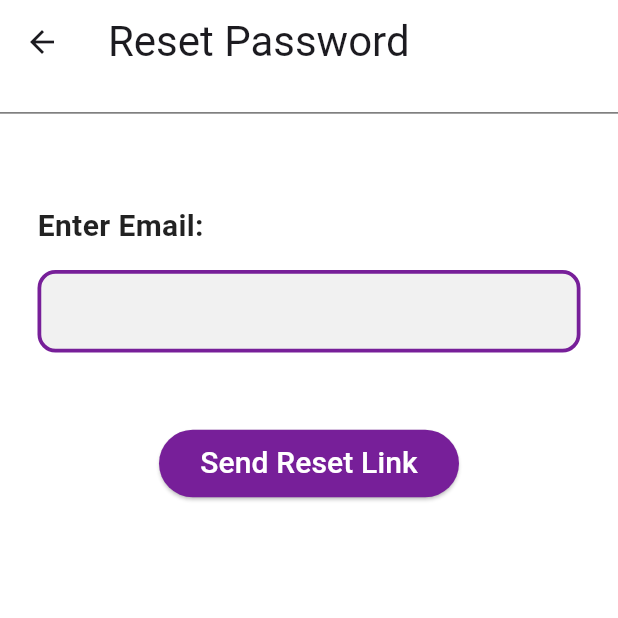
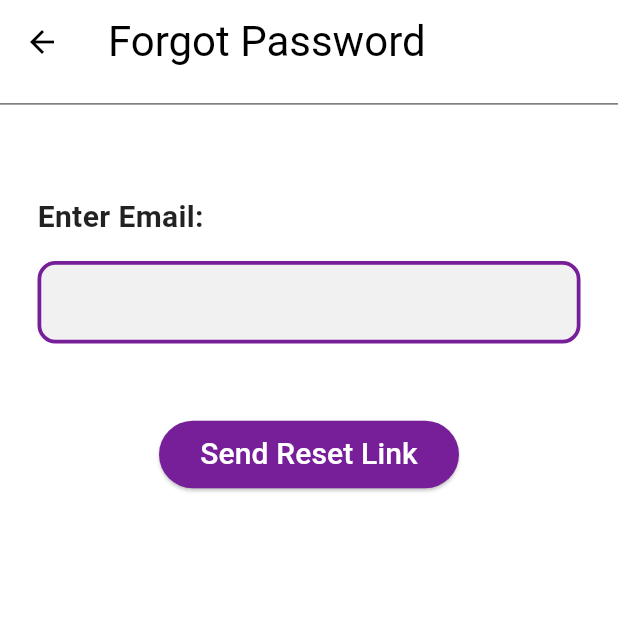
Before and after one commit to ZainabJameel300/UniFind, a Flutter app: the Forgotpassword screen opened by its route, on a phone screen of 412 x 824 dp, the top half of it. Run offline on Flutter 3.47's test engine with Material 3 defaults, Android fonts, the phone set to English and light mode, and no system bars; our stand-ins replace cloud_firestore, firebase_auth, firebase_core; accounts and stored records are empty.

Commit message:
Added appbar component and toggle buttons :)

```diff
--- /dev/null
+++ b/lib/Components/my_AppBar.dart
@@ -0,0 +1,28 @@
+import 'package:flutter/material.dart';
+
+class MyAppbar extends StatelessWidget implements PreferredSizeWidget {
+  final String title;
+  final VoidCallback? onBack;
+
+  const MyAppbar({super.key, required this.title, this.onBack});
+
+  @override
+  Widget build(BuildContext context) {
+    return AppBar(
+      backgroundColor: Colors.white,
+      elevation: 0,
+      leading: IconButton(
+        icon: Icon(Icons.arrow_back, color: Colors.black),
+        onPressed: onBack ?? () => Navigator.pop(context),
+      ),
+      title: Text(title, style: TextStyle(fontSize: 28, color: Colors.black)),
+      bottom: const PreferredSize(
+        preferredSize: Size.fromHeight(20),
+        child: Divider(color: Color.fromARGB(255, 110, 110, 110), height: 1.5),
+      ),
+    );
+  }
+
+  @override
+  Size get preferredSize => const Size.fromHeight(70);
+}
--- a/lib/Components/my_button.dart
+++ b/lib/Components/my_button.dart
@@ -12,7 +12,7 @@ class MyButton extends StatelessWidget {
       onPressed: onTap,
       style: ElevatedButton.styleFrom(
         fixedSize: const Size(320, 60),
-        backgroundColor: const Color.fromARGB(255, 119, 31, 153),
+        backgroundColor: const Color(0xFF771F98),
         foregroundColor: Colors.white,
       ),
       child: Text(
--- a/lib/Components/my_textfield.dart
+++ b/lib/Components/my_textfield.dart
@@ -23,10 +23,7 @@ class MyTextField extends StatelessWidget {
       child: Container(
         decoration: BoxDecoration(
           color: const Color.fromARGB(255, 241, 241, 241),
-          border: Border.all(
-            color: const Color.fromARGB(255, 119, 31, 153),
-            width: 2.5,
-          ),
+          border: Border.all(color: const Color(0xFF771F98), width: 2.5),
           borderRadius: BorderRadius.circular(12),
         ),
         height: 55,
--- a/lib/Pages/forgotpassword.dart
+++ b/lib/Pages/forgotpassword.dart
@@ -1,5 +1,6 @@
 import 'package:firebase_auth/firebase_auth.dart';
 import 'package:flutter/material.dart';
+import 'package:unifind/Components/my_AppBar.dart';
 import 'package:unifind/Components/my_textfield.dart';
 
 class Forgotpassword extends StatefulWidget {
@@ -100,17 +101,7 @@ class _ForgotpasswordState extends State<Forgotpassword> {
   Widget build(BuildContext context) {
     return Scaffold(
       backgroundColor: Colors.white,
-      appBar: AppBar(
-        title: const Text("Reset Password", style: TextStyle(fontSize: 28)),
-        backgroundColor: Colors.white,
-        bottom: const PreferredSize(
-          preferredSize: Size.fromHeight(20),
-          child: Divider(
-            color: Color.fromARGB(255, 110, 110, 110),
-            height: 1.5,
-          ),
-        ),
-      ),
+      appBar: MyAppbar(title: "Forgot Password"),
       body: Form(
         key: _formKey,
         child: Column(
--- a/lib/main.dart
+++ b/lib/main.dart
@@ -7,6 +7,7 @@ import 'package:unifind/Pages/splash.dart';
 import 'package:unifind/auth/mainPage.dart';
 import 'package:unifind/firebase_options.dart';
 import 'package:unifind/pages/bottom_navbar.dart';
+import 'package:unifind/pages/report_item_page.dart';
 
 void main() async {
   WidgetsFlutterBinding.ensureInitialized();
@@ -23,9 +24,7 @@ class MyApp extends StatelessWidget {
       debugShowCheckedModeBanner: false,
       home: Mainpage(),
       theme: ThemeData(
-        colorScheme: ColorScheme.fromSeed(
-          seedColor: Color.fromARGB(255, 86, 69, 139),
-        ),
+        colorScheme: ColorScheme.fromSeed(seedColor: Color(0xFF771F98)),
       ),
       routes: {
         'splashpage': (context) => Splash(),
@@ -33,6 +32,7 @@ class MyApp extends StatelessWidget {
         'signuppage': (context) => Signup(),
         'forgotpasswordpage': (context) => Forgotpassword(),
         'bottomnavBar': (context) => BottomNavBar(),
+        'reportitempage': (context) => ReportItemPage(),
       },
     );
   }
```
Also changed, not shown: lib/Pages/login.dart (+5 -8 lines), lib/Pages/signup.dart (+3 -6 lines), lib/pages/report_item_page.dart (+55 -2 lines).
